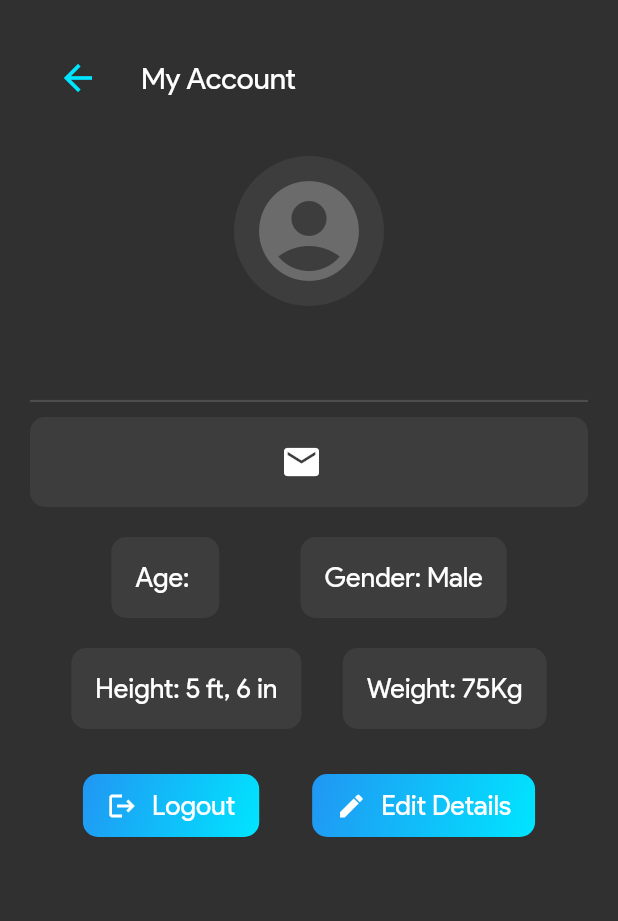
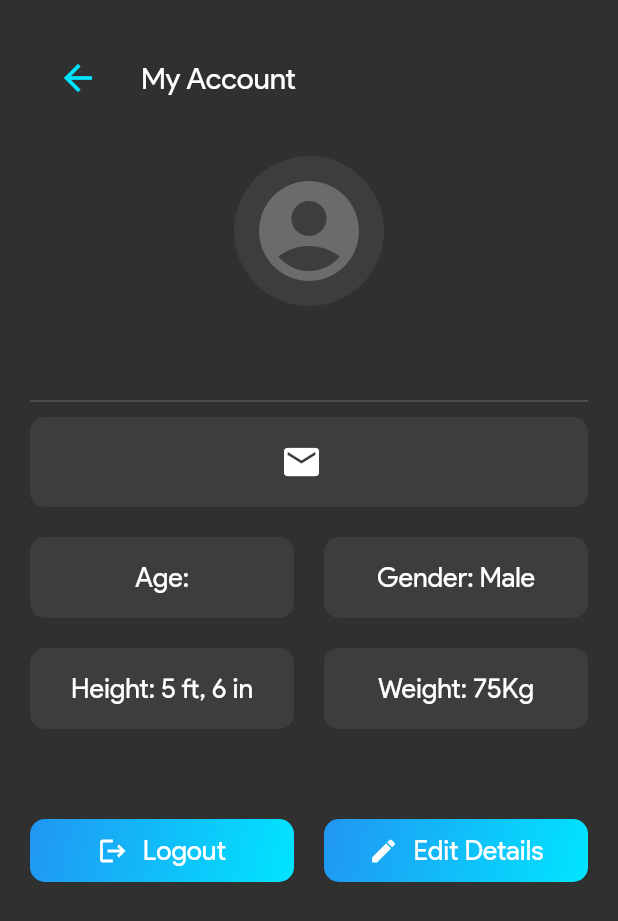
Before and after one commit to Harshit-Sonawala/ar_therapy, a Flutter app: the UserAccountScreen screen opened directly, on a phone screen of 412 x 824 dp. Shown: the top 921 px of the screen. Run offline on Flutter 3.47's test engine with Material 2 defaults, Android fonts, the light colour scheme and no system bars; our stand-ins replace camera, cloud_firestore, firebase_auth, firebase_core, photo_view, webview_flutter; missing offline and left inert: model_viewer_plus, tflite; accounts and stored records are empty.

Commit message:
user_account_screen style changes

```diff
--- a/lib/screens/user_account_screen.dart
+++ b/lib/screens/user_account_screen.dart
@@ -107,16 +107,23 @@ class _UserAccountScreenState extends State<UserAccountScreen> {
                           Row(
                             mainAxisAlignment: MainAxisAlignment.spaceEvenly,
                             children: [
-                              CustomCard(
+                              Expanded(
+                                child: CustomCard(
                                   child: Text(
                                     'Age: ${fetchedDataSnapshot.data['userAge']}',
                                     style: Theme.of(context).textTheme.bodyLarge,
+                                    textAlign: TextAlign.center,
                                   ),
                                 ),
-                              CustomCard(
+                              ),
+                              const SizedBox(width: 20),
+                              Expanded(
+                                child: CustomCard(
                                   child: Text(
                                     'Gender: Male',
                                     style: Theme.of(context).textTheme.bodyLarge,
+                                    textAlign: TextAlign.center,
+                                  ),
                                 ),
                               ),
                             ],
@@ -125,25 +132,33 @@ class _UserAccountScreenState extends State<UserAccountScreen> {
                           Row(
                             mainAxisAlignment: MainAxisAlignment.spaceEvenly,
                             children: [
-                              CustomCard(
+                              Expanded(
+                                child: CustomCard(
                                   child: Text(
                                     'Height: 5 ft, 6 in',
                                     style: Theme.of(context).textTheme.bodyLarge,
+                                    textAlign: TextAlign.center,
                                   ),
                                 ),
-                              CustomCard(
+                              ),
+                              const SizedBox(width: 20),
+                              Expanded(
+                                child: CustomCard(
                                   child: Text(
                                     'Weight: 75Kg',
                                     style: Theme.of(context).textTheme.bodyLarge,
+                                    textAlign: TextAlign.center,
+                                  ),
                                 ),
                               ),
                             ],
                           ),
-                          const SizedBox(height: 30),
+                          const SizedBox(height: 60),
                           Row(
                             mainAxisAlignment: MainAxisAlignment.spaceEvenly,
                             children: [
-                              CustomElevatedButton(
+                              Expanded(
+                                child: CustomElevatedButton(
                                   padding: const EdgeInsets.symmetric(
                                     vertical: 10,
                                     horizontal: 16,
@@ -157,7 +172,10 @@ class _UserAccountScreenState extends State<UserAccountScreen> {
                                   title: 'Logout',
                                   fontSize: 18,
                                 ),
-                              CustomElevatedButton(
+                              ),
+                              const SizedBox(width: 20),
+                              Expanded(
+                                child: CustomElevatedButton(
                                   padding: const EdgeInsets.symmetric(
                                     vertical: 10,
                                     horizontal: 16,
@@ -169,6 +187,7 @@ class _UserAccountScreenState extends State<UserAccountScreen> {
                                   iconSize: 20,
                                   title: 'Edit Details',
                                   fontSize: 18,
+                                ),
                               ),
                             ],
                           ),
```
Lines whose indentation alone changed are shown as unchanged.
